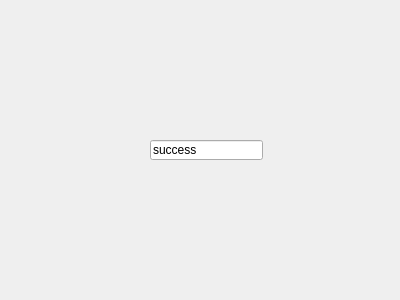
Qt form Kiosk/Manager_mode.ui (JEHY1/4-1CapstoneDesign) before a commit.
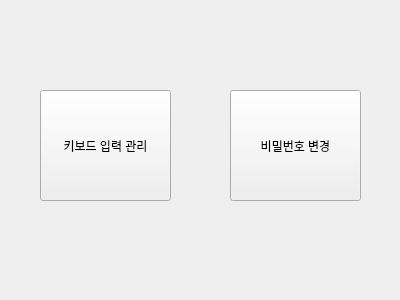
The same form after that commit.

Commit message: add keyboard blocker with mysql

Patch:
```diff
--- a/Kiosk/Manager_mode.ui
+++ b/Kiosk/Manager_mode.ui
@@ -13,17 +13,30 @@
   <property name="windowTitle">
    <string>Form</string>
   </property>
-  <widget class="QLineEdit" name="lineEdit">
+  <widget class="QPushButton" name="btn_keyboardSet">
    <property name="geometry">
     <rect>
-     <x>150</x>
-     <y>140</y>
-     <width>113</width>
-     <height>20</height>
+     <x>40</x>
+     <y>90</y>
+     <width>131</width>
+     <height>111</height>
     </rect>
    </property>
    <property name="text">
-    <string>success</string>
+    <string>키보드 입력 관리</string>
+   </property>
+  </widget>
+  <widget class="QPushButton" name="pushButton_2">
+   <property name="geometry">
+    <rect>
+     <x>230</x>
+     <y>90</y>
+     <width>131</width>
+     <height>111</height>
+    </rect>
+   </property>
+   <property name="text">
+    <string>비밀번호 변경</string>
    </property>
   </widget>
  </widget>
```
The commit also changes 13 other files.
